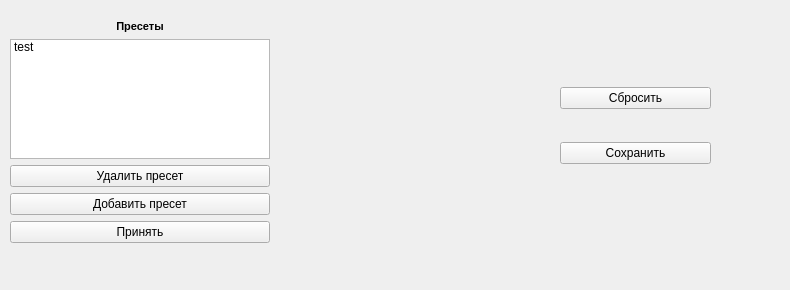
Qt form static/presets.ui (Rhombus-H/lyceum_equalizer) before a commit.
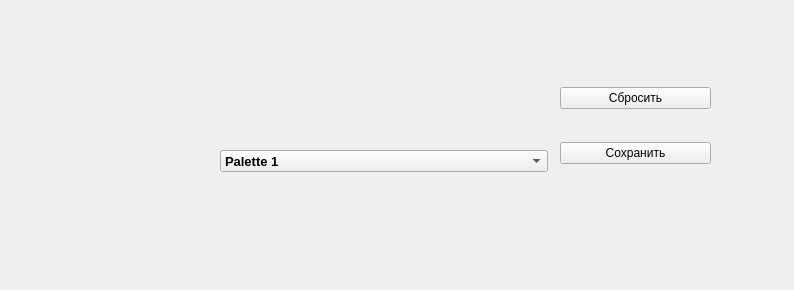
The same form after that commit.

Commit message: обновили бд, изменили интерфейс, структуру

Patch:
```diff
--- a/static/presets.ui
+++ b/static/presets.ui
@@ -6,7 +6,7 @@
    <rect>
     <x>0</x>
     <y>0</y>
-    <width>790</width>
+    <width>794</width>
     <height>290</height>
    </rect>
   </property>
@@ -39,72 +39,47 @@
     </item>
    </layout>
   </widget>
-  <widget class="QWidget" name="">
+  <widget class="QComboBox" name="palettes_box">
    <property name="geometry">
     <rect>
-     <x>10</x>
-     <y>20</y>
-     <width>260</width>
-     <height>223</height>
+     <x>220</x>
+     <y>150</y>
+     <width>328</width>
+     <height>22</height>
     </rect>
    </property>
-   <layout class="QVBoxLayout" name="verticalLayout_2">
-    <item>
-     <layout class="QHBoxLayout" name="horizontalLayout_2">
-      <item>
-       <widget class="QLabel" name="presetbox_label">
         <property name="font">
          <font>
-          <pointsize>8</pointsize>
+     <pointsize>10</pointsize>
           <weight>75</weight>
           <bold>true</bold>
          </font>
         </property>
+   <item>
         <property name="text">
-         <string>Пресеты</string>
-        </property>
-        <property name="alignment">
-         <set>Qt::AlignCenter</set>
-        </property>
-       </widget>
-      </item>
-     </layout>
-    </item>
+     <string>Palette 1</string>
+    </property>
+   </item>
     <item>
-     <layout class="QVBoxLayout" name="verticalLayout">
-      <item>
-       <widget class="QListWidget" name="presets_list">
-        <item>
          <property name="text">
-          <string>test</string>
-         </property>
-        </item>
-       </widget>
-      </item>
+     <string>Palette 2</string>
+    </property>
+   </item>
       <item>
-       <widget class="QPushButton" name="pushButton_2">
         <property name="text">
-         <string>Удалить пресет</string>
-        </property>
-       </widget>
+     <string>Palette 3</string>
+    </property>
       </item>
       <item>
-       <widget class="QPushButton" name="pushButton">
         <property name="text">
-         <string>Добавить пресет</string>
-        </property>
-       </widget>
+     <string>Palette 4</string>
+    </property>
       </item>
       <item>
-       <widget class="QPushButton" name="accept_button">
         <property name="text">
-         <string>Принять</string>
-        </property>
-       </widget>
-      </item>
-     </layout>
-    </item>
-   </layout>
+     <string>Palette 5</string>
+    </property>
+   </item>
   </widget>
  </widget>
  <resources/>
```
Lines whose indentation alone changed are shown as unchanged. The commit also changes 4 other files.
